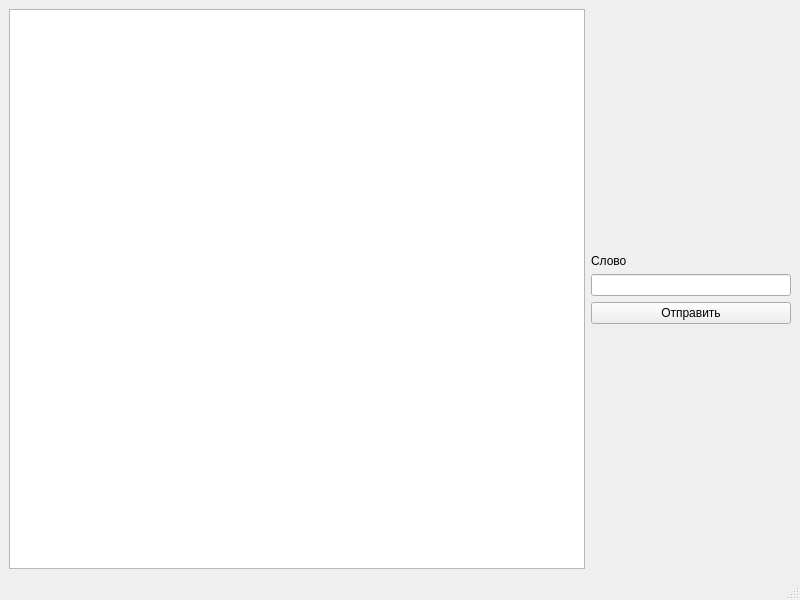
Before: the Qt Designer form frontend/qt-crocodile/mainwindow.ui in ruslanonly/qt-crocodile, drawn with Qt 5.
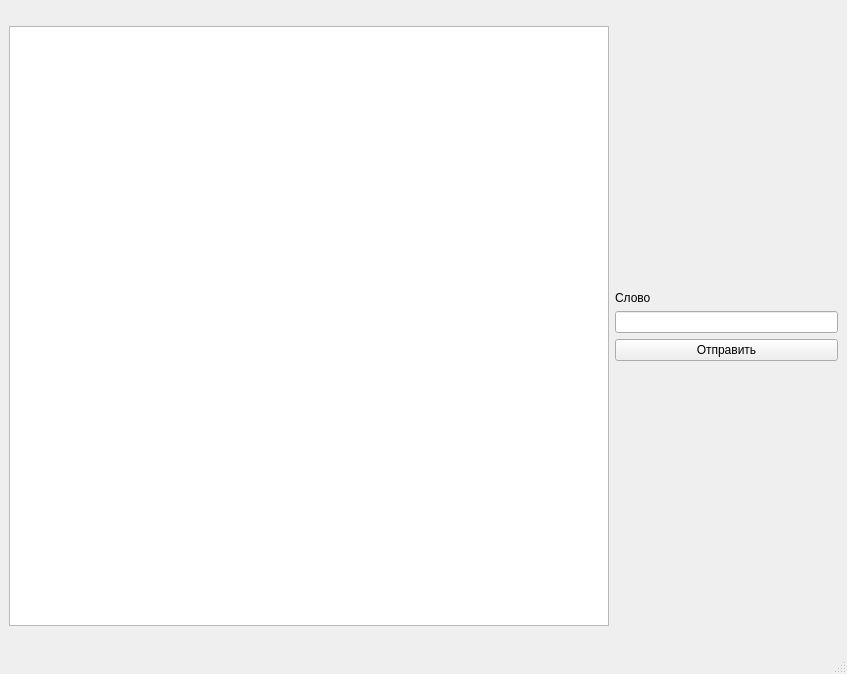
After: the same form once the commit is applied.

Diff of the .ui file:
```diff
--- a/frontend/qt-crocodile/mainwindow.ui
+++ b/frontend/qt-crocodile/mainwindow.ui
@@ -6,8 +6,8 @@
    <rect>
     <x>0</x>
     <y>0</y>
-    <width>800</width>
-    <height>600</height>
+    <width>847</width>
+    <height>674</height>
    </rect>
   </property>
   <property name="windowTitle">
@@ -76,7 +76,34 @@
        </layout>
       </item>
       <item row="0" column="0">
-       <widget class="QGraphicsView" name="graphicsView"/>
+       <widget class="QGraphicsView" name="graphicsView">
+        <property name="minimumSize">
+         <size>
+          <width>600</width>
+          <height>600</height>
+         </size>
+        </property>
+        <property name="maximumSize">
+         <size>
+          <width>600</width>
+          <height>600</height>
+         </size>
+        </property>
+        <property name="verticalScrollBarPolicy">
+         <enum>Qt::ScrollBarAlwaysOff</enum>
+        </property>
+        <property name="horizontalScrollBarPolicy">
+         <enum>Qt::ScrollBarAlwaysOff</enum>
+        </property>
+        <property name="sceneRect">
+         <rectf>
+          <x>0.000000000000000</x>
+          <y>0.000000000000000</y>
+          <width>600.000000000000000</width>
+          <height>600.000000000000000</height>
+         </rectf>
+        </property>
+       </widget>
       </item>
      </layout>
     </item>
```
Left out of the diff: 2 changed lines with no effect on the pictures.
